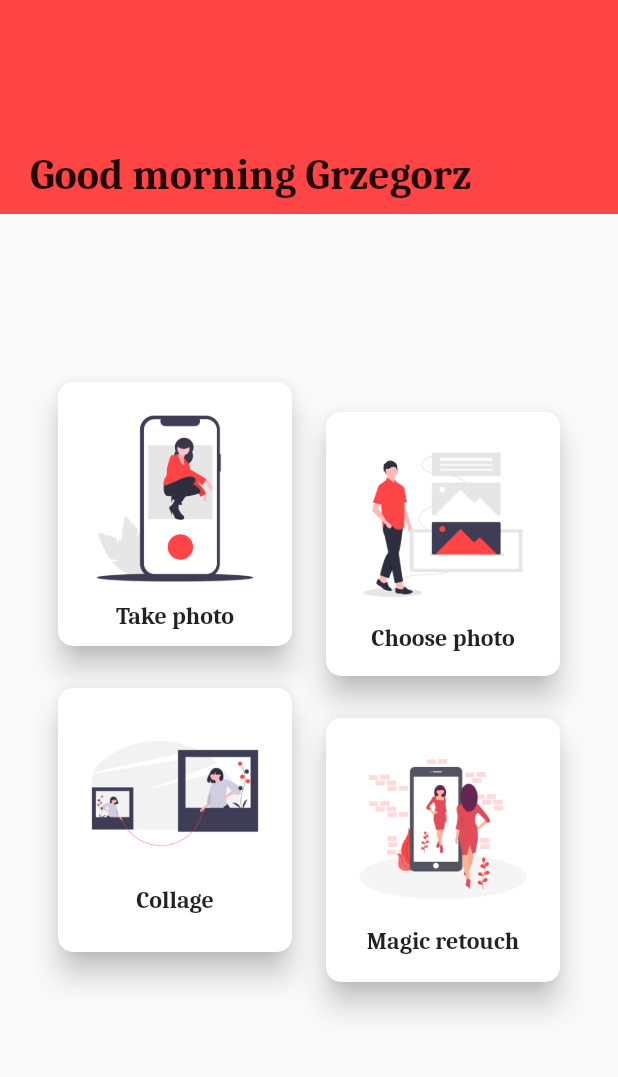
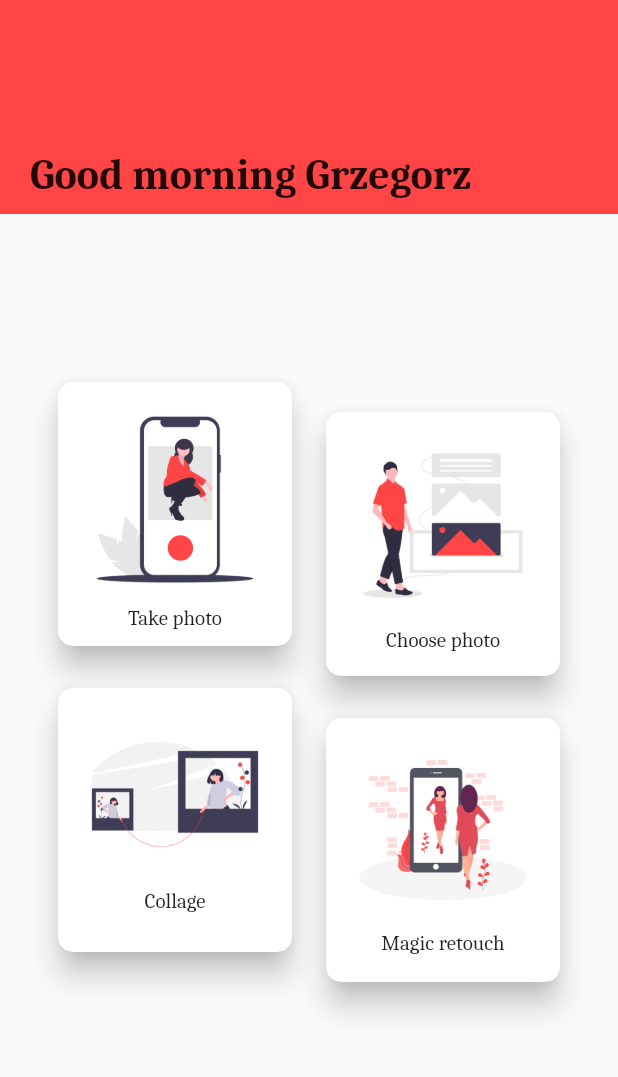
Before and after one commit to gkubiak92/ediphot, a Flutter app: the screen it shows after launch, on a phone screen of 412 x 824 dp, the part 86-1163 px from its top. Run offline on Flutter 3.47's test engine with Material 2 defaults, Android fonts, the phone set to English and light mode, and no system bars; our stand-ins replace camera.

```diff
--- a/lib/screens/home/homescreen.dart
+++ b/lib/screens/home/homescreen.dart
@@ -28,12 +28,12 @@ class HomeScreen extends StatelessWidget {
                     padding: const EdgeInsets.only(top: 24.0),
                     child: Text(
                       'Ediphot',
-                      style: Theme.of(context).textTheme.subtitle1,
+                      style: Theme.of(context).textTheme.subhead,
                     ),
                   ),
                   Text(
                     'Good morning Grzegorz',
-                    style: Theme.of(context).textTheme.headline1,
+                    style: Theme.of(context).textTheme.headline,
                   ),
                 ],
               ),
--- a/lib/screens/home/widgets/homecard.dart
+++ b/lib/screens/home/widgets/homecard.dart
@@ -30,7 +30,7 @@ class HomeCard extends StatelessWidget {
                 image,
                 Text(
                   title,
-                  style: Theme.of(context).textTheme.bodyText1,
+                  style: Theme.of(context).textTheme.body1,
                 ),
               ],
             ),
--- a/lib/theme/style.dart
+++ b/lib/theme/style.dart
@@ -6,11 +6,11 @@ ThemeData appTheme() {
     accentColor: Colors.black,
     fontFamily: 'Caladea',
     textTheme: TextTheme(
-      headline1: TextStyle(
+      headline: TextStyle(
           fontSize: 28.0, fontWeight: FontWeight.bold, color: Colors.black87),
-      subtitle1: TextStyle(
+      subhead: TextStyle(
           fontSize: 20.0, fontWeight: FontWeight.w500, color: Colors.black87),
-      bodyText1: TextStyle(
+      subtitle: TextStyle(
           fontSize: 16.0, fontWeight: FontWeight.w600, color: Colors.black87),
     ),
   );
--- a/pubspec.yaml
+++ b/pubspec.yaml
@@ -19,6 +19,9 @@ environment:
 dependencies:
   flutter:
     sdk: flutter
+  camera:
+  path_provider:
+  path:
 
   # The following adds the Cupertino Icons font to your application.
   # Use with the CupertinoIcons class for iOS style icons.
```
Also changed, not shown: lib/screens/takephoto/takephotoscreen.dart (+47 -3 lines), pubspec.lock, 1 other file.
